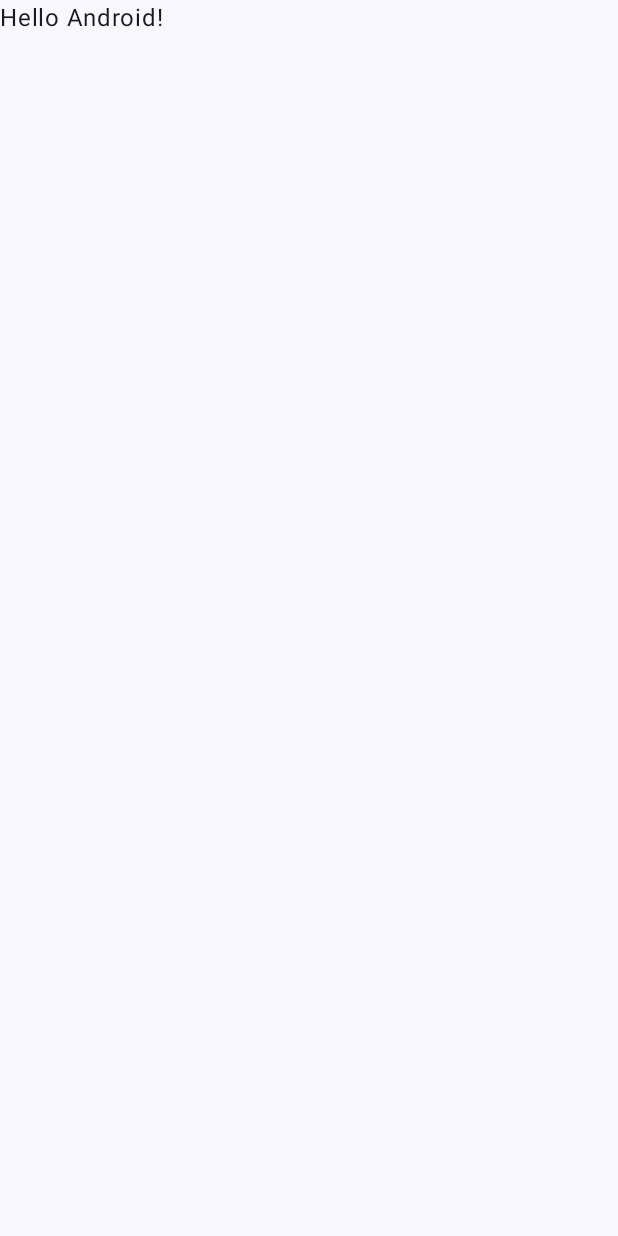
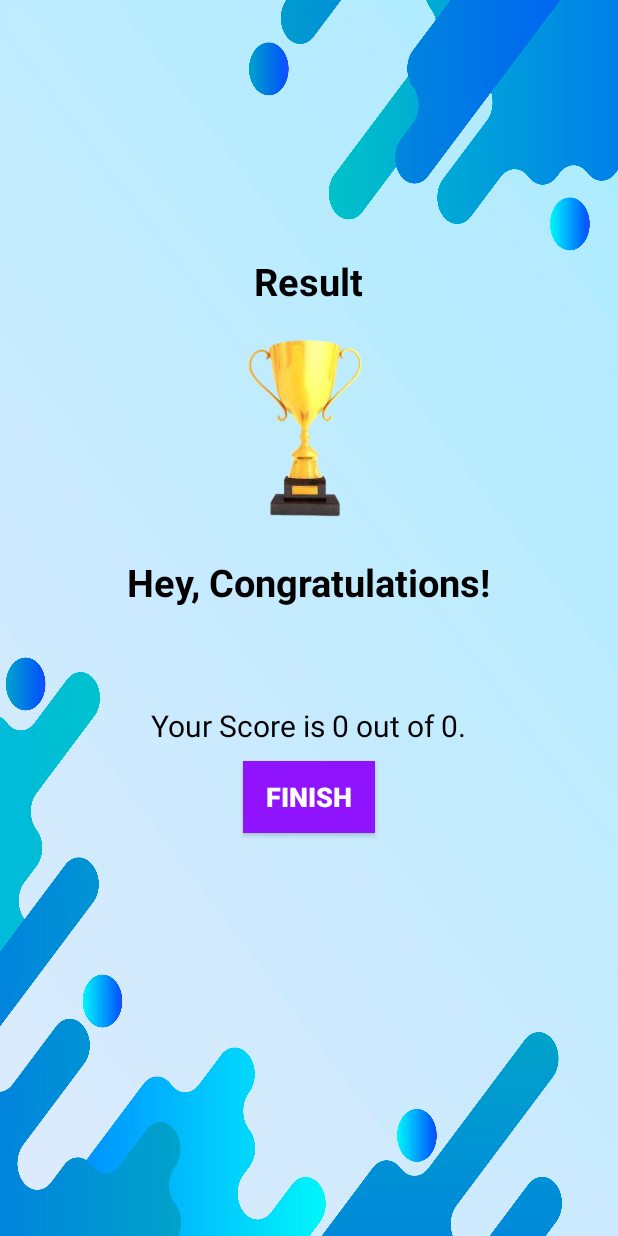
Before and after one commit to mourishkanna/nrk_project, an Android app built with Jetpack Compose: the ResultActivity screen opened directly, with no data from a screen before it, on a phone screen of 412 x 824 dp. Before the commit the screen is almost empty. Run offline under Robolectric (Android 15) with nearby library versions, the phone set to English and light mode, and no system bars.

Commit message:
Final link of username and scores to result activity

```diff
--- a/src/main/java/com/example/nrk/Constants.kt
+++ b/src/main/java/com/example/nrk/Constants.kt
@@ -1,6 +1,10 @@
 package com.example.nrk
 
 object Constants {
+    const val USER_NAME: String = "user_name"
+    const val TOTAL_QUESTIONS: String = "total_questions"
+    const val CORRECT_ANSWERS: String = "correct_answers"
+
     fun getQuestions(): ArrayList<Question> {
         val questionsList = ArrayList<Question>()
 
--- a/src/main/java/com/example/nrk/MainActivity.kt
+++ b/src/main/java/com/example/nrk/MainActivity.kt
@@ -32,6 +32,7 @@ class MainActivity : AppCompatActivity() {
                     .show()
             } else {
                 val intent = Intent(this@MainActivity, QuizQuestionsActivity::class.java)
+                intent.putExtra(Constants.USER_NAME, et_Name.text.toString())
                 startActivity(intent)
                 finish()
             }
--- a/src/main/java/com/example/nrk/ResultActivity.kt
+++ b/src/main/java/com/example/nrk/ResultActivity.kt
@@ -1,47 +1,35 @@
 package com.example.nrk
 
+import android.content.Intent
 import android.os.Bundle
-import androidx.activity.ComponentActivity
-import androidx.activity.compose.setContent
-import androidx.activity.enableEdgeToEdge
-import androidx.compose.foundation.layout.fillMaxSize
-import androidx.compose.foundation.layout.padding
-import androidx.compose.material3.Scaffold
-import androidx.compose.material3.Text
-import androidx.compose.runtime.Composable
-import androidx.compose.ui.Modifier
-import androidx.compose.ui.tooling.preview.Preview
-import com.example.nrk.ui.theme.NRKTheme
+import android.view.View
+import android.widget.TextView
+import androidx.appcompat.app.AppCompatActivity
 
-class ResultActivity : ComponentActivity() {
+class ResultActivity : AppCompatActivity() {
+    private lateinit var tvName: TextView
+    private lateinit var tvScore: TextView
+    private lateinit var btnFinish: TextView
+
     override fun onCreate(savedInstanceState: Bundle?) {
         super.onCreate(savedInstanceState)
-        enableEdgeToEdge()
-        setContent {
-            NRKTheme {
-                Scaffold(modifier = Modifier.fillMaxSize()) { innerPadding ->
-                    Greeting(
-                        name = "Android",
-                        modifier = Modifier.padding(innerPadding)
-                    )
-                }
-            }
+        setContentView(R.layout.activity_result)
+
+        window.decorView.systemUiVisibility = View.SYSTEM_UI_FLAG_FULLSCREEN
+
+        tvName = findViewById(R.id.tv_name)
+        tvScore = findViewById(R.id.tv_score)
+        btnFinish = findViewById(R.id.btn_finish)
+        val userName = intent.getStringExtra(Constants.USER_NAME)
+        tvName.text = userName
+
+        val totalQuestions = intent.getIntExtra(Constants.TOTAL_QUESTIONS, 0)
+        val correctAnswers = intent.getIntExtra(Constants.CORRECT_ANSWERS, 0)
+
+        tvScore.text = "Your Score is $correctAnswers out of $totalQuestions."
+
+        btnFinish.setOnClickListener {
+            startActivity(Intent(this@ResultActivity, MainActivity::class.java))
         }
     }
 }
-
-@Composable
-fun Greeting(name: String, modifier: Modifier = Modifier) {
-    Text(
-        text = "Hello $name!",
-        modifier = modifier
-    )
-}
-
-@Preview(showBackground = true)
-@Composable
-fun GreetingPreview() {
-    NRKTheme {
-        Greeting("Android")
-    }
-}
```
Also changed, not shown: src/main/java/com/example/nrk/QuizQuestionsActivity.kt (+11 -5 lines).
